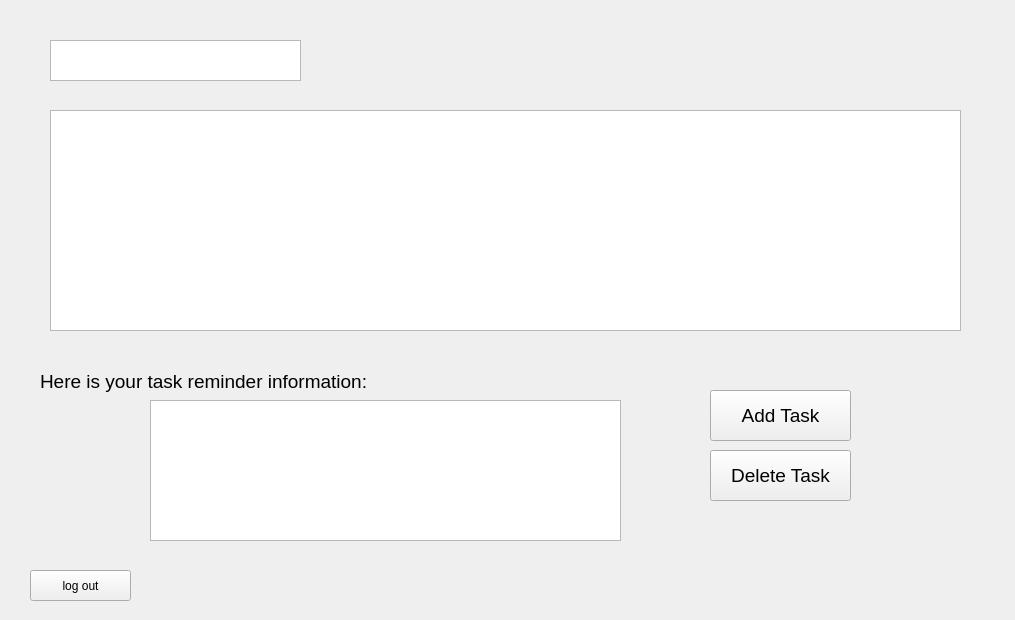
Above: QT_src/user.ui from glimmeringlight/NIS1336_Schedule_Manager before the change. Below: the same form after it.
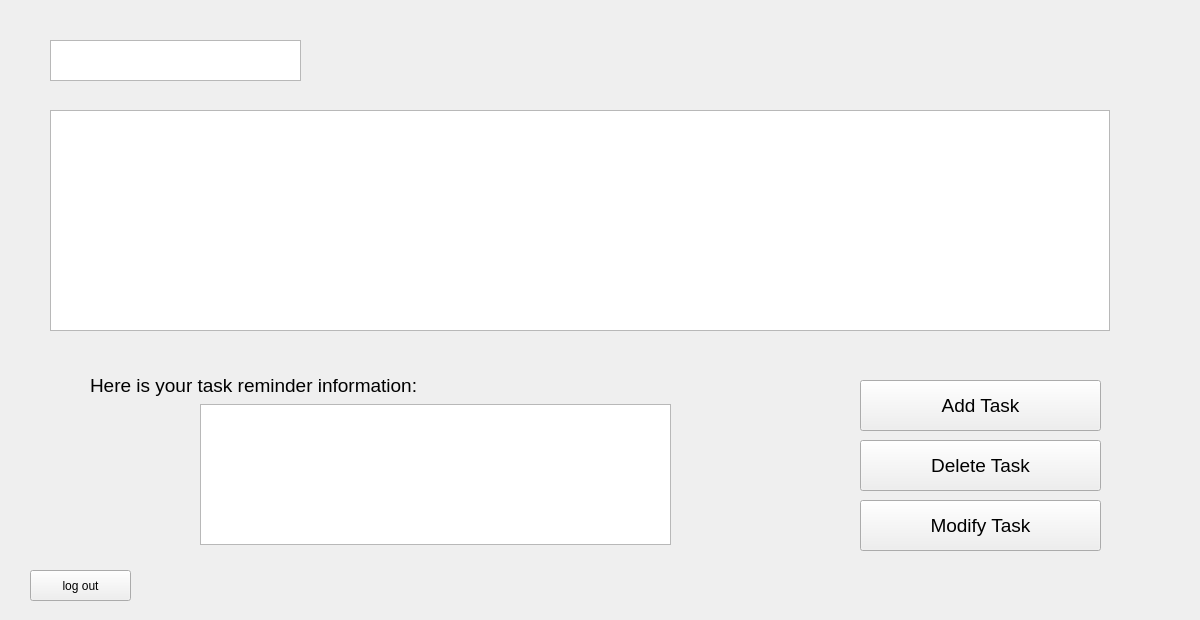
That is the form after the change.

Patch:
```diff
--- a/QT_src/user.ui
+++ b/QT_src/user.ui
@@ -6,7 +6,7 @@
    <rect>
     <x>0</x>
     <y>0</y>
-    <width>1015</width>
+    <width>1200</width>
     <height>620</height>
    </rect>
   </property>
@@ -18,7 +18,7 @@
     <rect>
      <x>50</x>
      <y>110</y>
-     <width>911</width>
+     <width>1060</width>
      <height>221</height>
     </rect>
    </property>
@@ -31,9 +31,9 @@
   <widget class="QPushButton" name="add">
    <property name="geometry">
     <rect>
-     <x>710</x>
-     <y>390</y>
-     <width>141</width>
+     <x>860</x>
+     <y>380</y>
+     <width>241</width>
      <height>51</height>
     </rect>
    </property>
@@ -49,9 +49,9 @@
   <widget class="QPushButton" name="delete_2">
    <property name="geometry">
     <rect>
-     <x>710</x>
-     <y>450</y>
-     <width>141</width>
+     <x>860</x>
+     <y>440</y>
+     <width>241</width>
      <height>51</height>
     </rect>
    </property>
@@ -95,8 +95,8 @@
   <widget class="QTextBrowser" name="remind">
    <property name="geometry">
     <rect>
-     <x>150</x>
-     <y>400</y>
+     <x>200</x>
+     <y>404</y>
      <width>471</width>
      <height>141</height>
     </rect>
@@ -110,8 +110,8 @@
   <widget class="QLabel" name="label">
    <property name="geometry">
     <rect>
-     <x>40</x>
-     <y>366</y>
+     <x>90</x>
+     <y>370</y>
      <width>351</width>
      <height>31</height>
     </rect>
@@ -125,6 +125,24 @@
     <string>Here is your task reminder information:</string>
    </property>
   </widget>
+  <widget class="QPushButton" name="modify">
+   <property name="geometry">
+    <rect>
+     <x>860</x>
+     <y>500</y>
+     <width>241</width>
+     <height>51</height>
+    </rect>
+   </property>
+   <property name="font">
+    <font>
+     <pointsize>14</pointsize>
+    </font>
+   </property>
+   <property name="text">
+    <string>Modify Task</string>
+   </property>
+  </widget>
  </widget>
  <resources/>
  <connections/>
```
